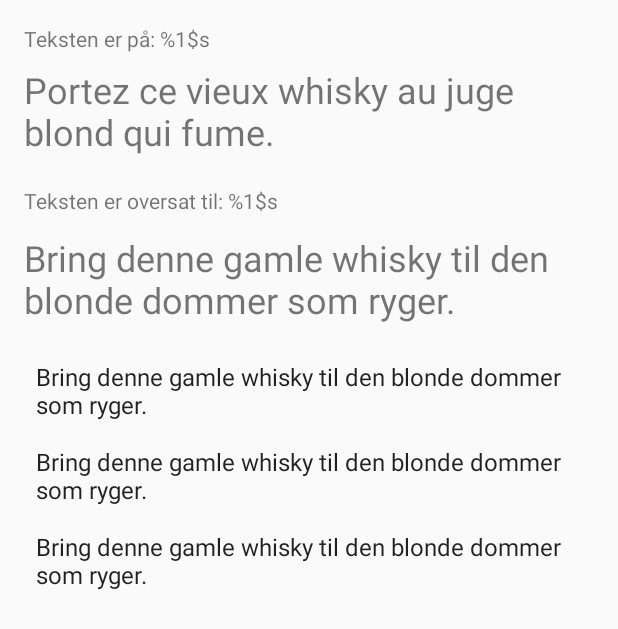
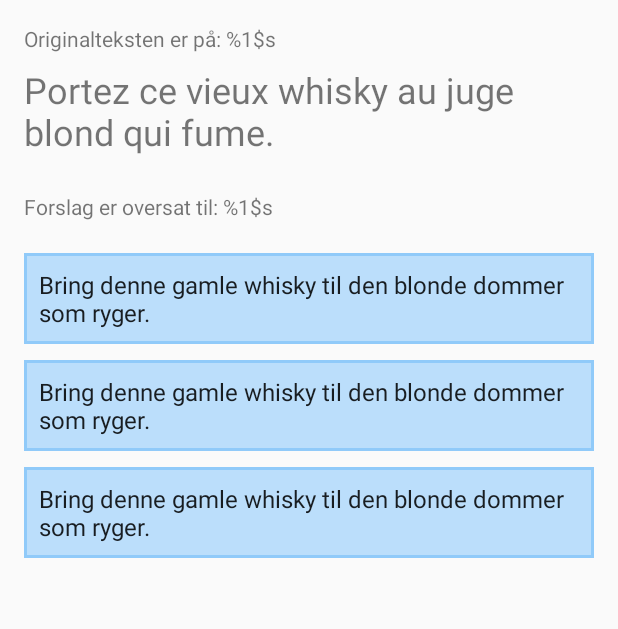
Before and after one commit to jesp209i/Ordsome.ordsomegram-ktx, an Android app: the layout fragment_answered_request.xml on its own in the app's theme, with its tools: preview values and no code run, on a phone screen of 412 x 824 dp. Shown: the top 629 px of the screen. Run offline under Robolectric (Android 15) with nearby library versions, the phone set to English and light mode, and no system bars.

Commit message:
better string handling via resources

```diff
--- a/app/src/main/java/dk/enmango/ordsomegram/AnswerAdapter.kt
+++ b/app/src/main/java/dk/enmango/ordsomegram/AnswerAdapter.kt
@@ -14,7 +14,7 @@ class AnswerAdapter(
         ) : RecyclerView.Adapter<AnswerAdapter.ViewHolder>() {
 
     override fun onCreateViewHolder(parent: ViewGroup, viewType: Int): ViewHolder {
-        val view = LayoutInflater.from(parent.context).inflate(R.layout.answer_list_item, parent, false)
+        val view = LayoutInflater.from(appContext).inflate(R.layout.answer_list_item, parent, false)
         return ViewHolder(view)
     }
 
--- /dev/null
+++ b/app/src/main/res/drawable/border.xml
@@ -0,0 +1,9 @@
+<?xml version="1.0" encoding="utf-8"?>
+<selector xmlns:android="http://schemas.android.com/apk/res/android">
+    <item>
+        <shape android:shape="rectangle">
+            <solid android:color="#bbdefb"/>
+            <stroke android:color="#90caf9" android:width="2dp"/>
+        </shape>
+    </item>
+</selector>
--- a/app/src/main/res/layout/activity_main.xml
+++ b/app/src/main/res/layout/activity_main.xml
@@ -15,7 +15,7 @@
             android:layout_height="0dp"
             app:layout_constraintLeft_toLeftOf="parent"
             app:layout_constraintRight_toRightOf="parent"
-            app:layout_constraintTop_toTopOf="parent"
+            app:layout_constraintTop_toBottomOf="@id/my_toolbar"
             app:layout_constraintBottom_toTopOf="@+id/navigation"
 
             app:defaultNavHost="true"
--- a/app/src/main/res/layout/answer_list_item.xml
+++ b/app/src/main/res/layout/answer_list_item.xml
@@ -1,21 +1,18 @@
 <?xml version="1.0" encoding="utf-8"?>
-<GridLayout xmlns:android="http://schemas.android.com/apk/res/android"
-            xmlns:app="http://schemas.android.com/apk/res-auto"
-            xmlns:tools="http://schemas.android.com/tools"
-            android:layout_width="match_parent"
-            android:layout_height="wrap_content"
-            android:id="@+id/itemGridLayout">
+<LinearLayout xmlns:android="http://schemas.android.com/apk/res/android"
+              xmlns:app="http://schemas.android.com/apk/res-auto"
+              xmlns:tools="http://schemas.android.com/tools"
+              android:layout_width="match_parent"
+              android:layout_height="wrap_content"
+              android:id="@+id/itemGridLayout" android:background="@drawable/border"
+              android:layout_marginBottom="5dp" android:layout_marginTop="5dp">
     <TextView
             android:id="@+id/answer_translated_text"
             android:layout_height="wrap_content"
             android:text="@string/placeholder_translated_text"
             android:textAppearance="?attr/textAppearanceListItem"
             tools:clickable="false"
-            app:layout_constraintTop_toTopOf="parent"
-            app:layout_constraintStart_toStartOf="parent"
-            android:layout_marginLeft="8dp" android:layout_marginStart="8dp"
-            app:layout_constraintBottom_toBottomOf="parent" android:layout_marginTop="8dp"
-            android:layout_marginEnd="8dp" app:layout_constraintEnd_toStartOf="@+id/no_of_answers"
-            android:layout_marginRight="8dp" android:layout_marginBottom="8dp"
-            android:layout_row="0" android:layout_column="1" android:layout_width="wrap_content"/>
-</GridLayout>
+            android:layout_width="wrap_content"
+            android:padding="10dp"
+    />
+</LinearLayout>
--- a/app/src/main/res/layout/fragment_answered_request.xml
+++ b/app/src/main/res/layout/fragment_answered_request.xml
@@ -19,19 +19,6 @@
             app:layout_constraintEnd_toEndOf="parent" android:layout_marginLeft="16dp"
             android:layout_marginRight="16dp" app:layout_constraintTop_toBottomOf="@+id/answered_original_textview"/>
     <TextView
-            android:text="@string/placeholder_translated_text"
-            android:id="@+id/answered_translated_text"
-            app:layout_constraintTop_toBottomOf="@+id/answered_translated_textview"
-
-            android:layout_width="0dp"
-            android:layout_height="wrap_content"
-            android:textSize="24sp"
-            android:layout_marginTop="12dp"
-
-            app:layout_constraintStart_toStartOf="parent" app:layout_constraintHorizontal_bias="0.5"
-            app:layout_constraintEnd_toEndOf="parent" android:layout_marginLeft="16dp"
-            android:layout_marginRight="16dp"/>
-    <TextView
             android:text="@string/answered_original_textview"
             android:layout_width="wrap_content"
             android:layout_height="wrap_content" app:layout_constraintTop_toTopOf="parent"
@@ -43,13 +30,14 @@
             android:layout_width="wrap_content"
             android:layout_height="wrap_content"
             app:layout_constraintStart_toStartOf="parent" android:layout_marginLeft="16dp"
-            android:layout_marginTop="20dp" android:layout_marginStart="16dp"
+            android:layout_marginTop="24dp" android:layout_marginStart="16dp"
             android:id="@+id/answered_translated_textview"
-            app:layout_constraintTop_toBottomOf="@+id/answered_original_text"/>
+            app:layout_constraintTop_toBottomOf="@+id/answered_original_text"
+            app:layout_constraintBottom_toTopOf="@+id/answerRecyclerView"/>
     <androidx.recyclerview.widget.RecyclerView
             android:layout_width="0dp"
             android:layout_height="0dp" android:layout_marginTop="16dp"
-            app:layout_constraintTop_toBottomOf="@+id/answered_translated_text" android:layout_marginBottom="16dp"
+            app:layout_constraintTop_toBottomOf="@+id/answered_translated_textview" android:layout_marginBottom="16dp"
             app:layout_constraintBottom_toBottomOf="parent" app:layout_constraintStart_toStartOf="parent"
             android:layout_marginLeft="16dp" android:layout_marginStart="16dp" app:layout_constraintEnd_toEndOf="parent"
             android:layout_marginEnd="16dp" android:layout_marginRight="16dp" android:id="@+id/answerRecyclerView"
--- a/app/src/main/res/values/strings.xml
+++ b/app/src/main/res/values/strings.xml
@@ -17,9 +17,8 @@
     <string name="answer_fragment_button_text">send forslag</string>
 
     <!-- Layout: fragment_answered_request.xml -->
-    <string name="answered_original_textview">Teksten er på: %1$s</string>
-
-    <string name="answered_translated_textview">Teksten er oversat til: %1$s</string>
+    <string name="answered_original_textview">Originalteksten er på: %1$s</string>
+    <string name="answered_translated_textview">Forslag er oversat til: %1$s</string>
 
     <!-- Layout: fragment_requestitem.xml
     Also uses "answered_target_language_text" and "answered_source_language_text" as placeholders
```
Also changed, not shown: app/src/main/java/dk/enmango/ordsomegram/AnsweredRequest.kt (+9 -7 lines), app/src/main/java/dk/enmango/ordsomegram/sample/SampleDataProvider.kt (+15 -1 lines).
